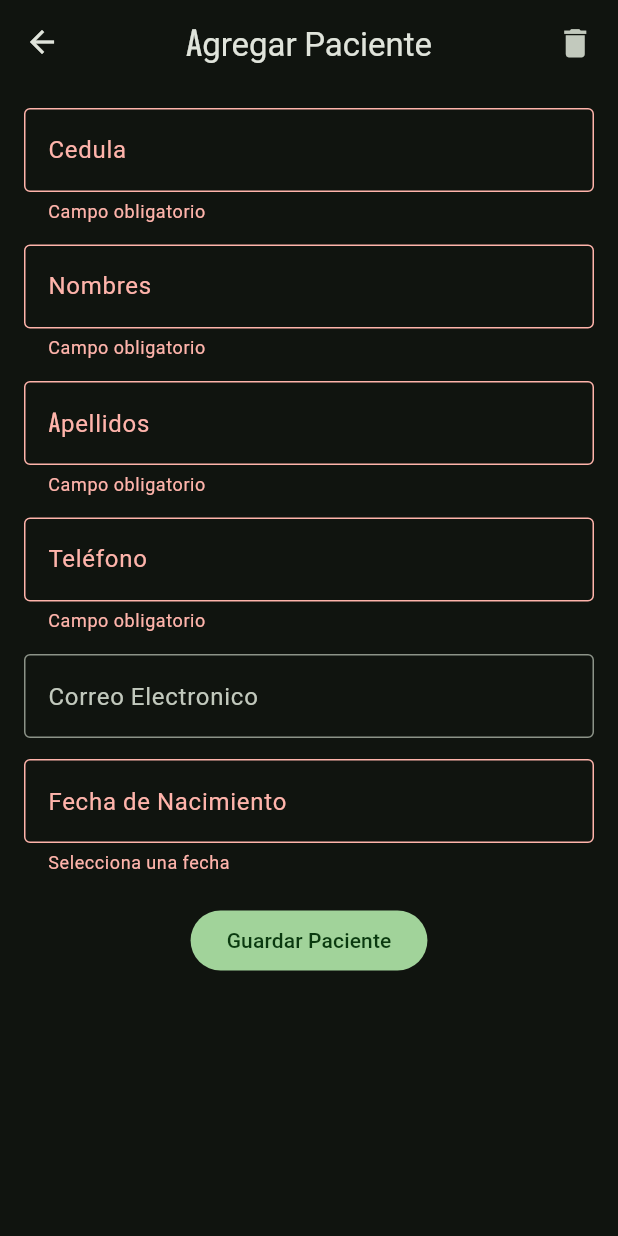
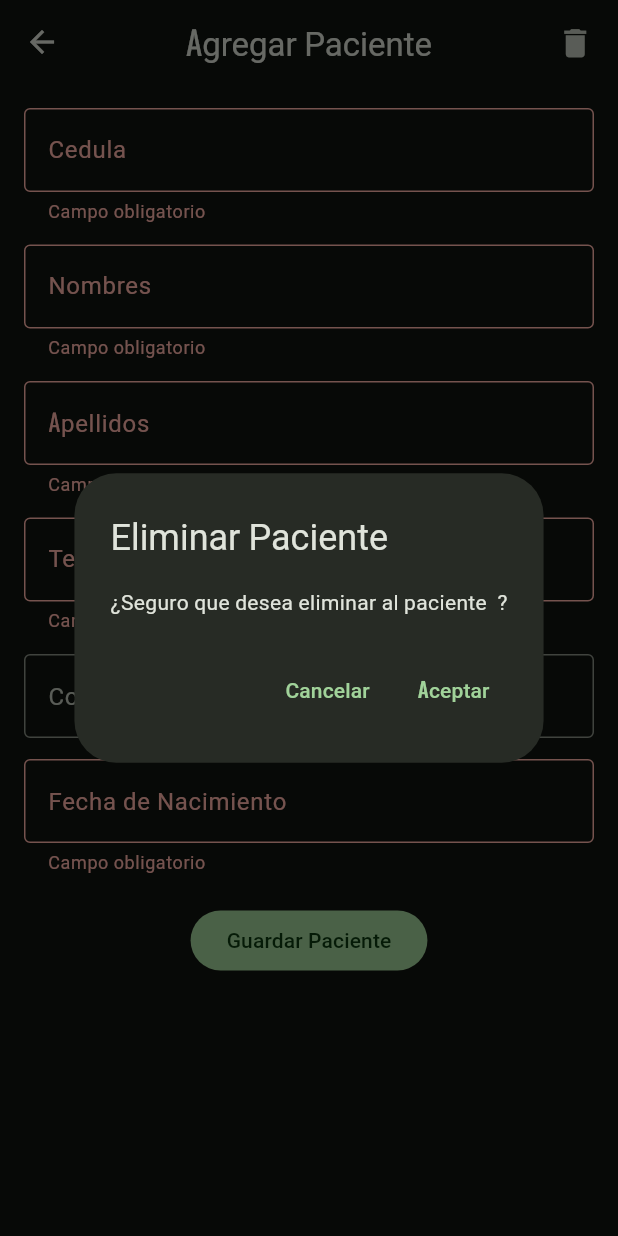
Before and after one commit to VarEros/med_copilot_1, a Flutter app: the PatientFormView screen opened directly, after a tap on "Guardar Paciente", after a tap on the "delete" icon, on a phone screen of 412 x 824 dp. Run offline on Flutter 3.47's test engine with Material 3 defaults, Android fonts, the phone set to English and light mode, and no system bars; our stand-ins replace curved_navigation_bar, google_fonts; missing offline and left inert: ai_barcode_scanner; network calls fail; Roboto replaces fonts that are missing (Kanit).

Commit message:
refactorizando codigo

```diff
--- a/lib/main.dart
+++ b/lib/main.dart
@@ -1,8 +1,8 @@
 import 'package:curved_navigation_bar/curved_navigation_bar.dart';
 import 'package:flutter/material.dart';
-import 'package:google_fonts/google_fonts.dart';
 import 'package:med_copilot_1/services/consultation_service.dart';
 import 'package:med_copilot_1/services/patient_service.dart';
+import 'package:med_copilot_1/themes.dart';
 import 'package:med_copilot_1/viewmodels/consultation_view_model.dart';
 import 'package:med_copilot_1/viewmodels/patient_view_model.dart';
 import 'package:med_copilot_1/views/consultation_list_view.dart';
@@ -12,39 +12,6 @@ import 'package:provider/provider.dart';
 void main() {
   runApp(const MainApp());
 }
-
-final ThemeData baseTheme = ThemeData(
-  fontFamily: GoogleFonts.kanit().fontFamily,
-  colorScheme: ColorScheme.fromSeed(
-    seedColor: Colors.green,
-    brightness: Brightness.light
-  ),
-  appBarTheme: const AppBarTheme(
-    elevation: 10,
-    backgroundColor: Color(0xFF191d17),
-    foregroundColor: Colors.white,
-    shape: RoundedRectangleBorder(
-      borderRadius: BorderRadius.only(
-        bottomRight: Radius.circular(30),
-      )
-    ),
-    centerTitle: true,
-  ),
-
-);
-
-final ThemeData darkTheme = ThemeData(
-  fontFamily: GoogleFonts.kanit().fontFamily,
-  colorScheme: ColorScheme.fromSeed(
-    seedColor: Colors.green,
-    brightness: Brightness.dark,
-  ),
-  appBarTheme: const AppBarTheme(
-    centerTitle: true,
-  ),
-  inputDecorationTheme: const InputDecorationTheme(border: OutlineInputBorder(), counterStyle: null)
-);
-
 class MainApp extends StatelessWidget {
   const MainApp({super.key});
 
@@ -75,18 +42,13 @@ class HomeScreen extends StatefulWidget {
 
 class _HomeScreenState extends State<HomeScreen> {
   int _selectedIndex = 0;
+  void _onDestinationSelected(int index) => setState(() => _selectedIndex = index);
 
   // Lista de Widgets para cada sección
   final List<Widget> _screens = [
     const PatientListView(),
     const ConsultationListView()
   ];
-
-  void _onDestinationSelected(int index) {
-    setState(() {
-      _selectedIndex = index;
-    });
-  }
 
   @override
   Widget build(BuildContext context) {
@@ -97,18 +59,7 @@ class _HomeScreenState extends State<HomeScreen> {
           if (MediaQuery.of(context).size.width > 600)
             NavigationRail(
               backgroundColor: Theme.of(context).colorScheme.surfaceContainer,
-              leading: Column(
-                children: [
-                  Image.asset(
-                    'assets/images/logo.png',
-                    color: Theme.of(context).colorScheme.onSurface,
-                    filterQuality: FilterQuality.medium,
-                    scale: 8,
-                  ),
-                  Text('Med Copilot', style: TextStyle(fontFamily: GoogleFonts.oswald().fontFamily, fontWeight: FontWeight.bold)),
-                  const SizedBox(height: 20)
-                ],
-              ),
+              leading: getLogo(context),
               selectedIndex: _selectedIndex,
               onDestinationSelected: _onDestinationSelected,
               labelType: NavigationRailLabelType.all,
--- /dev/null
+++ b/lib/themes.dart
@@ -0,0 +1,41 @@
+import 'package:flutter/material.dart';
+import 'package:google_fonts/google_fonts.dart';
+
+final ThemeData baseTheme = ThemeData(
+  fontFamily: GoogleFonts.kanit().fontFamily,
+  colorScheme: ColorScheme.fromSeed(
+    seedColor: Colors.green,
+    brightness: Brightness.light
+  ),
+  appBarTheme: const AppBarTheme(
+    backgroundColor: Color(0xFF191d17),
+    foregroundColor: Colors.white,
+    centerTitle: true,
+  ),
+  inputDecorationTheme: const InputDecorationTheme(border: OutlineInputBorder())
+);
+
+final ThemeData darkTheme = ThemeData(
+  fontFamily: GoogleFonts.kanit().fontFamily,
+  colorScheme: ColorScheme.fromSeed(
+    seedColor: Colors.green,
+    brightness: Brightness.dark,
+  ),
+  appBarTheme: const AppBarTheme(centerTitle: true),
+  inputDecorationTheme: const InputDecorationTheme(border: OutlineInputBorder())
+);
+
+Widget getLogo(BuildContext context) {
+  return Column(
+    children: [
+      Image.asset(
+        'assets/images/logo.png',
+        color: Theme.of(context).colorScheme.onSurface,
+        filterQuality: FilterQuality.medium,
+        scale: 8,
+      ),
+      Text('Med Copilot', style: TextStyle(fontFamily: GoogleFonts.oswald().fontFamily, fontWeight: FontWeight.bold)),
+      const SizedBox(height: 20)
+    ],
+  );
+}
--- a/lib/utils.dart
+++ b/lib/utils.dart
@@ -1,3 +1,5 @@
+import 'package:flutter/material.dart';
+
 const months = [
   'Enero', 'Febrero', 'Marzo', 'Abril', 'Mayo', 'Junio',
   'Julio', 'Agosto', 'Septiembre', 'Octubre', 'Noviembre', 'Diciembre'
@@ -5,3 +7,51 @@ const months = [
 
 String getDateString(DateTime date) => '${date.day} de ${getMonthName(date.month)}, ${date.year}';
 String getMonthName(int month) => months[month - 1];
+
+Future showConfirmationDialog({
+  required BuildContext context,
+  required String title,
+  required String message,
+  required VoidCallback onConfirm, // Función que se ejecutará si el usuario confirma
+  String cancelButtonText = 'Cancelar',
+  String confirmButtonText = 'Aceptar',
+}) async {
+  await showDialog(
+    context: context,
+    builder: (BuildContext context) {
+      return AlertDialog(
+        title: Text(title),
+        content: Text('¿Seguro que desea $message?'),
+        actions: <Widget>[
+          TextButton(
+            child: Text(cancelButtonText),
+            onPressed: () {
+              Navigator.of(context).pop(); // Cierra el diálogo sin hacer nada
+            },
+          ),
+          TextButton(
+            child: Text(confirmButtonText),
+            onPressed: () {
+              Navigator.of(context).pop(); // Cierra el diálogo
+              onConfirm(); // Ejecuta la función proporcionada al confirmar
+            },
+          ),
+        ],
+      );
+    },
+  );
+}
+
+Widget getAddButton(
+  BuildContext context,
+  VoidCallback onPressed,
+  String text
+) {
+  return FloatingActionButton.extended(
+    onPressed: onPressed,
+    isExtended: MediaQuery.of(context).size.width > 600,
+    label: Text('Añadir $text'),
+    tooltip: MediaQuery.of(context).size.width > 600 ? '' : 'Añadir $text',
+    icon: const Icon(Icons.add),
+  );
+}
--- a/lib/views/patient_form_view.dart
+++ b/lib/views/patient_form_view.dart
@@ -1,7 +1,6 @@
-// views/patient_form_view.dart
 import 'package:flutter/material.dart';
-import 'package:med_copilot_1/Utils.dart';
 import 'package:med_copilot_1/models/patient.dart';
+import 'package:med_copilot_1/utils.dart';
 import 'package:med_copilot_1/viewmodels/patient_view_model.dart';
 import 'package:provider/provider.dart';
 
@@ -59,25 +58,18 @@ class _PatientFormViewState extends State<PatientFormView> {
   Future<void> _selectDate(BuildContext context) async {
     final DateTime? picked = await showDatePicker(
       context: context,
+      initialDatePickerMode: DatePickerMode.year,
       initialDate: _birthdate ?? DateTime(2000), // Fecha inicial del selector
       firstDate: DateTime(1900), // Primer año disponible
       lastDate: DateTime.now(), // Última fecha disponible
     );
     if (picked != null && picked != _birthdate) {
-      setState(() {
-        _birthdate = picked;
-      });
+      setState(() => _birthdate = picked);
     }
   }
 
   void _submitForm() {
     if (_formKey.currentState!.validate()) {
-      if (_birthdate == null) {
-        // Mostrar mensaje de error si no se ha seleccionado una fecha
-        ScaffoldMessenger.of(context).showSnackBar(const SnackBar(content: Text('Por favor, selecciona una fecha de nacimiento')));
-        return;
-      }
-
       final patientViewModel = Provider.of<PatientViewModel>(context, listen: false);
 
       final patient = Patient(
@@ -91,12 +83,7 @@ class _PatientFormViewState extends State<PatientFormView> {
         followUp: true
       );
 
-      if (widget.isEditMode) {
-        patientViewModel.updatePatient(patient);
-      } else {
-        patientViewModel.createPatient(patient);
-      }
-
+      widget.isEditMode ? patientViewModel.updatePatient(patient) : patientViewModel.createPatient(patient);
       Navigator.of(context).pop(); // Cierra el formulario después de guardar o actualizar
     }
   }
@@ -114,7 +101,15 @@ class _PatientFormViewState extends State<PatientFormView> {
     return Scaffold(
       appBar: AppBar(
         title: Text(widget.isEditMode ? 'Editar Paciente' : 'Agregar Paciente'),
-        actions: [IconButton(onPressed: _deletePatient, icon: const Icon(Icons.delete), iconSize: 25, padding: const EdgeInsets.all(16.0),)],
+        actions: [IconButton(
+          onPressed: () => showConfirmationDialog(
+            context: context,
+            title: 'Eliminar Paciente',
+            message: 'eliminar al paciente ${_nameController.text} ${_lastNameController.text}',
+            onConfirm: _deletePatient
+          ),
+          icon: const Icon(Icons.delete), iconSize: 25, padding: const EdgeInsets.all(16.0),
+        )],
       ),
       body: SingleChildScrollView(
         child: Padding(
@@ -161,7 +156,7 @@ class _PatientFormViewState extends State<PatientFormView> {
                 TextFormField(
                   controller: TextEditingController(text: _birthdate != null ? getDateString(_birthdate!) : ''),
                   decoration: const InputDecoration(labelText: 'Fecha de Nacimiento'),
-                  validator: (value) => _birthdate == null ? 'Selecciona una fecha' : null,
+                  validator: (value) => _birthdate == null ? 'Campo obligatorio' : null,
                   readOnly: true,
                   onTap: () => _selectDate(context),
                   mouseCursor: SystemMouseCursors.click,
```
Also changed, not shown: lib/views/consultation_form_view.dart (+15 -19 lines), lib/views/consultation_list_view.dart (+9 -10 lines), lib/views/patient_list_view.dart (+3 -9 lines).
